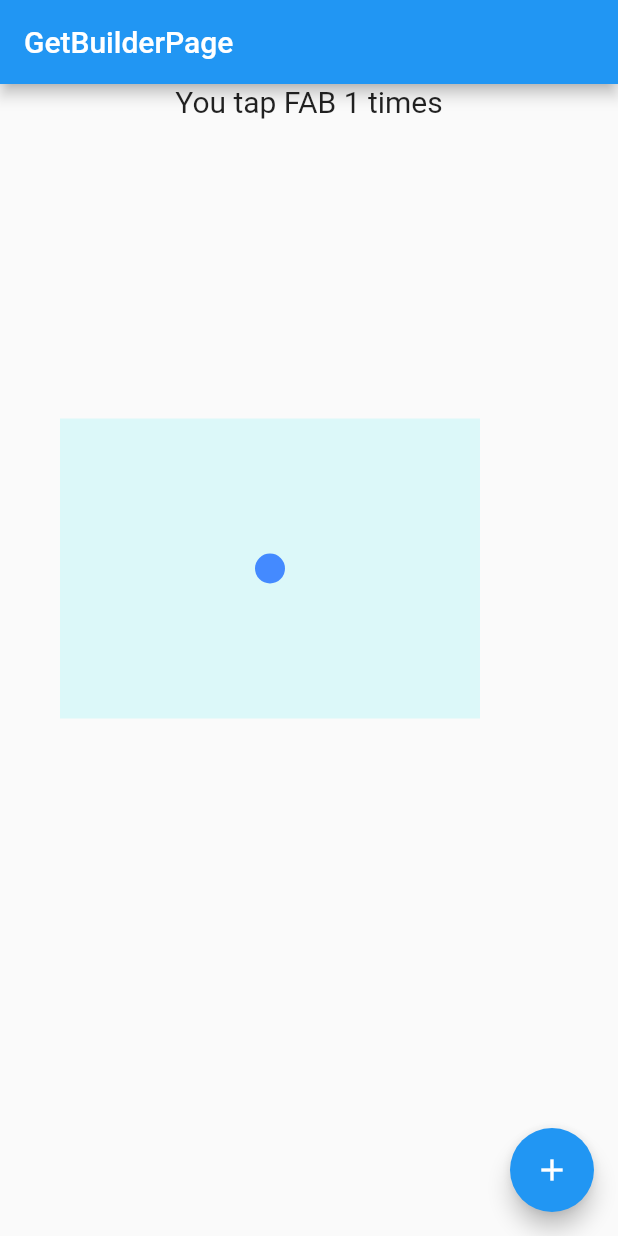
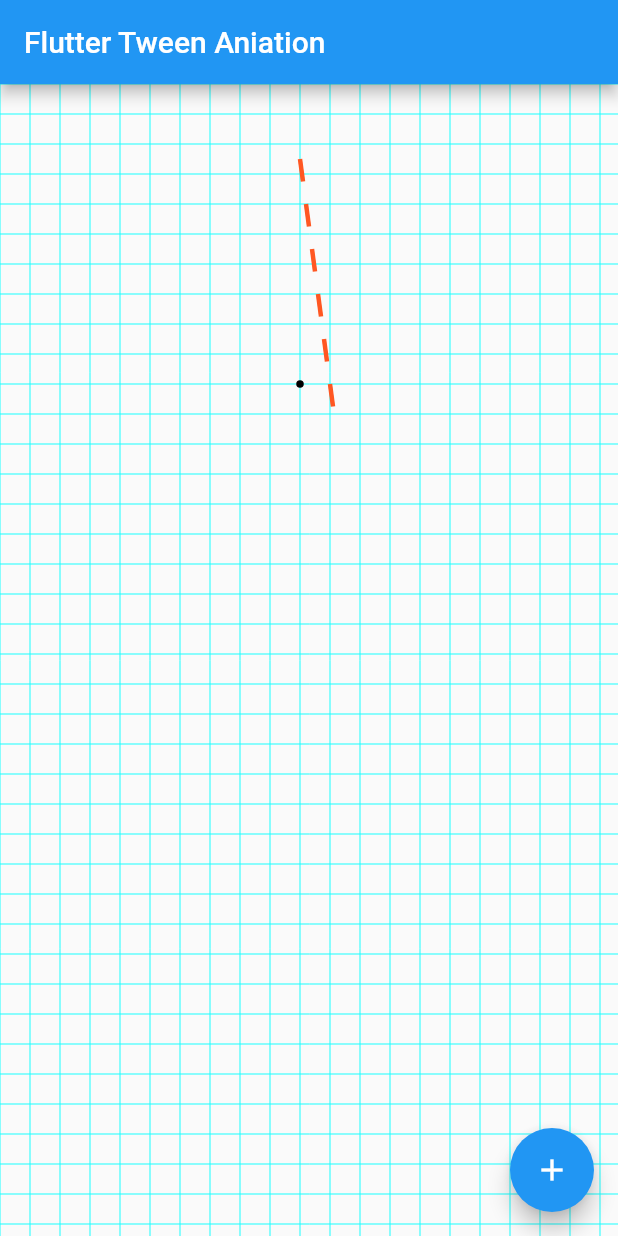
Before and after one commit to Huawei-yuan/fluttermodule, a Flutter app: the screen it shows after launch, after a tap on the "add" icon, on a phone screen of 412 x 824 dp. Run offline on Flutter 3.47's test engine with Material 2 defaults, Android fonts, the phone set to English and light mode, and no system bars; our stand-ins replace get.

Commit message:
tween动画

```diff
--- /dev/null
+++ b/lib/customwidgets/TweenAnimPath.dart
@@ -0,0 +1,133 @@
+import 'dart:ui';
+
+import 'package:flutter/material.dart';
+
+///Tween动画Widget
+class TweenAnimPage extends StatefulWidget {
+  const TweenAnimPage({super.key});
+
+  @override
+  State<StatefulWidget> createState() {
+    return TweenAnimPageState();
+  }
+}
+
+///Tween动画Widget State
+class TweenAnimPageState extends State<TweenAnimPage>
+    with SingleTickerProviderStateMixin {
+
+  late AnimationController _controller;
+  late Animation<double> _animation;
+  List<Offset> _points = [];
+
+  @override
+  void initState() {
+    _controller = AnimationController(
+        duration: const Duration(milliseconds: 2000),
+        vsync: this
+    );
+    var tween = Tween(begin: -150.0, end: 150.0);
+    _animation = tween.animate(_controller);
+    _animation.addListener(() {
+      _render(_points, _animation.value);
+    });
+    super.initState();
+  }
+
+  @override
+  Widget build(BuildContext context) {
+    return Scaffold(
+      appBar: AppBar(
+        title: const Text("Flutter Tween Aniation"),
+      ),
+      body: CustomPaint(
+          painter: AnimView(_points),
+    ),
+    floatingActionButton: FloatingActionButton(
+    onPressed: () {
+    if(_controller.isAnimating) {
+    return;
+    }
+    if(_controller.isCompleted) {
+    _controller.reverse();
+    } else {
+    _controller.forward();
+    }
+    },
+    tooltip: "Increament",
+    child: const Icon(Icons.add),
+    ),
+    );
+  }
+
+  @override
+  void dispose() {
+    _controller.dispose();
+    super.dispose();
+  }
+
+  double x = 0;
+
+  //核心渲染方法,将值加入集合中并渲染
+  void _render(List<Offset> points, double value) {
+    _points.add(Offset(x, value.roundToDouble()));
+    x += 2;
+    setState(() {
+
+    });
+  }
+}
+
+class AnimView extends CustomPainter {
+
+  List<Offset> _points;
+  late Paint _paint;
+  late Paint _gridPaint;
+
+  AnimView(this._points) {
+    _paint = Paint()
+      ..isAntiAlias = true
+      ..color = Colors.deepOrange
+      ..strokeWidth=3;
+    _gridPaint = Paint()
+      ..isAntiAlias = true
+      ..style = PaintingStyle.stroke
+      ..color = Colors.cyanAccent;
+  }
+
+  @override
+  void paint(Canvas canvas, Size size) {
+    //画网格
+    canvas.drawPath(gridPath(area: const Size(500, 1000)), _gridPaint);
+    canvas.translate(200, 200);
+    canvas.drawCircle(const Offset(0, 0), 2.5, _gridPaint..color=Colors.black..style=PaintingStyle.fill);
+    _drawStar(canvas, _points);
+  }
+
+  @override
+  bool shouldRepaint(covariant CustomPainter oldDelegate) {
+    return true;
+  }
+
+  ///创建一个区域是[area]，小格边长为[step]的网格的路径
+  Path gridPath({double step = 20, Size area = Size.zero}) {
+    Path path = Path();
+    for(int i = 0; i < area.height / step + 1; i++) {
+      //画横线
+      path.moveTo(0, i * step);
+      path.lineTo(area.width, i * step);
+    }
+
+    for(int i = 0; i < area.width / step + 1; i++) {
+      //画竖线
+      path.moveTo(i * step, 0);
+      path.lineTo(i * step, area.height);
+    }
+    return path;
+
+  }
+
+  void _drawStar(Canvas canvas, List<Offset> points) {
+    canvas.drawPoints(PointMode.lines, points, _paint);
+  }
+}
--- a/lib/main.dart
+++ b/lib/main.dart
@@ -7,6 +7,7 @@ import 'package:flutter/services.dart';
 import 'package:fluttermodule/ObxLogicPage.dart';
 
 import 'GetBuilderPage.dart';
+import 'customwidgets/TweenAnimPath.dart';
 
 void main() {
   WidgetsFlutterBinding.ensureInitialized();
@@ -33,9 +34,9 @@ Widget getRouter(String routeName) {
     case 'main':
       return const MyApp();
     default:
-      return MaterialApp(
+      return const MaterialApp(
         title: 'Flutter GetBuilderPage',
-        home:  GetBuilderPage() /*ObxLogicPage(), GetBuilderPage()*/,
+        home:  TweenAnimPage() /*GetBuilderPage() ObxLogicPage(), GetBuilderPage()*/,
       );
       // return MaterialApp(
       //   home: Scaffold(
```
